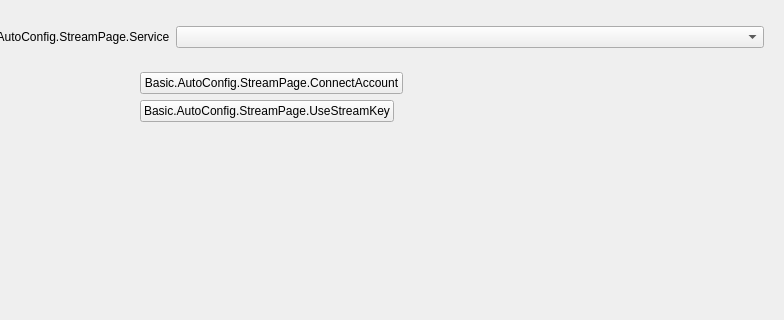
Above: UI/forms/OBSBasicSettings.ui from obsproject/obs-studio before the change; both pictures show x 197 to 981 and y 0 to 320 of the 981 by 726 pixel window. Below: the same form after it.
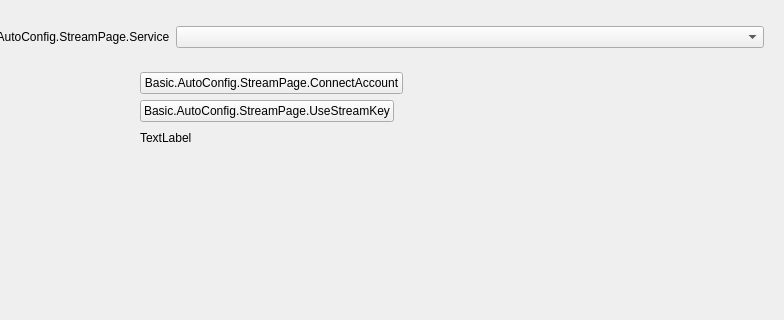
That is the form after the change. The open tabs and pages were chosen to show the change. Icons and pictures are not drawn. Custom widgets are drawn as their Qt base class.

Patch:
```diff
--- a/UI/forms/OBSBasicSettings.ui
+++ b/UI/forms/OBSBasicSettings.ui
@@ -939,6 +939,33 @@
                </item>
               </layout>
              </item>
+             <item row="2" column="0">
+              <spacer name="horizontalSpacer_26">
+               <property name="orientation">
+                <enum>Qt::Horizontal</enum>
+               </property>
+               <property name="sizeType">
+                <enum>QSizePolicy::Fixed</enum>
+               </property>
+               <property name="sizeHint" stdset="0">
+                <size>
+                 <width>170</width>
+                 <height>19</height>
+                </size>
+               </property>
+              </spacer>
+             </item>
+             <item row="2" column="1">
+              <layout class="QHBoxLayout" name="horizontalLayout_30">
+               <item>
+                <widget class="QLabel" name="authSignedInAs">
+                 <property name="text">
+                  <string>TextLabel</string>
+                 </property>
+                </widget>
+               </item>
+              </layout>
+             </item>
             </layout>
            </widget>
            <widget class="QWidget" name="streamKeyPage">
```
